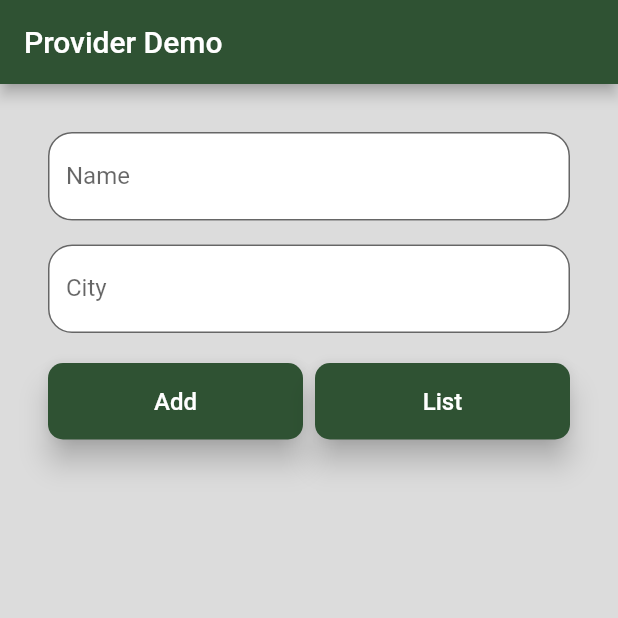
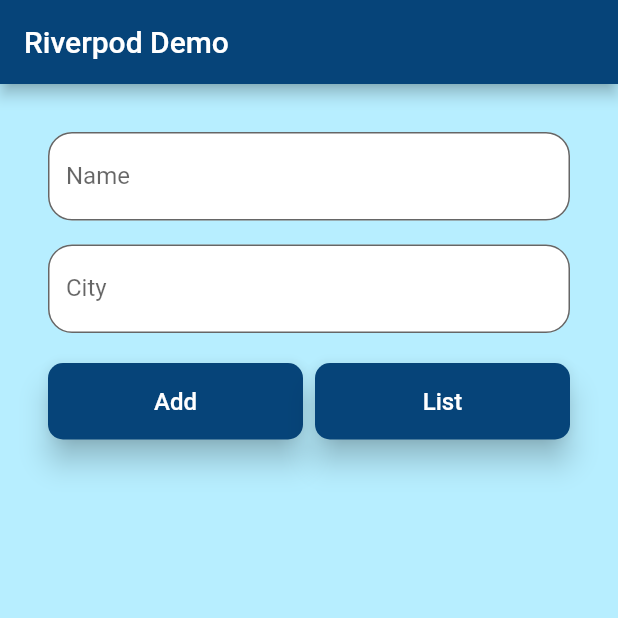
Before and after one commit to theflutterfactory/Flutter-Tutorials, a Flutter app: the screen it shows after launch, on a phone screen of 412 x 824 dp, the top half of it. Run offline on Flutter 3.47's test engine with Material 2 defaults, Android fonts, the phone set to English and light mode, and no system bars; our stand-ins replace flutter_riverpod.

Commit message:
Added the riverpod pkg

```diff
--- /dev/null
+++ b/lib/controlller/user_controller.dart
@@ -0,0 +1,8 @@
+import 'package:CWCFlutter/model/user.dart';
+import 'package:flutter_riverpod/flutter_riverpod.dart';
+
+final companyProvider = Provider<String>((_) => 'Cheetah Coding');
+
+class UserController extends StateNotifier<User> {
+  UserController(User state) : super(state);
+}
--- a/lib/main.dart
+++ b/lib/main.dart
@@ -9,9 +9,9 @@ class MyApp extends StatelessWidget {
     return MaterialApp(
       debugShowCheckedModeBanner: false,
       theme: ThemeData(
-        appBarTheme: AppBarTheme(color: Color(0xFF2F5233)),
-        primaryColor: Color(0xFF2F5233),
-        backgroundColor: Color(0xFFDCDCDC),
+        appBarTheme: AppBarTheme(color: Color(0xFF064479)),
+        primaryColor: Color(0xFF064479),
+        backgroundColor: Color(0xFFb7eeff),
       ),
       home: Home(),
     );
--- a/lib/screens/home.dart
+++ b/lib/screens/home.dart
@@ -36,7 +36,7 @@ class HomeState extends State<Home> {
       backgroundColor: Theme.of(context).backgroundColor,
       appBar: AppBar(
         title: Text(
-          "Provider Demo",
+          "Riverpod Demo",
           style: TextStyle(color: Colors.white),
         ),
       ),
--- a/pubspec.yaml
+++ b/pubspec.yaml
@@ -19,8 +19,8 @@ environment:
 dependencies:
   flutter:
     sdk: flutter
-  provider: ^5.0.0
   intl: ^0.17.0
+  flutter_riverpod: ^0.14.0
 
   # The following adds the Cupertino Icons font to your application.
   # Use with the CupertinoIcons class for iOS style icons.
```
Also changed, not shown: pubspec.lock, 1 other file.
